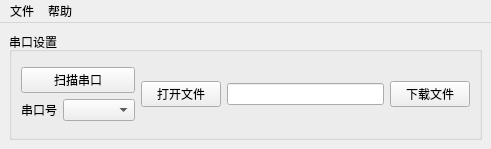
Before: the Qt Designer form 32664Tool_cmd/UI_Windows.ui in GH2030/py, drawn with Qt 5.
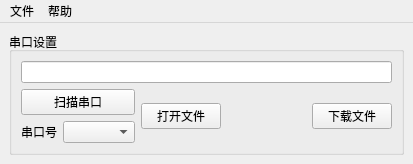
After: the same form once the commit is applied.

What changed in the file:
```diff
--- a/32664Tool_cmd/UI_Windows.ui
+++ b/32664Tool_cmd/UI_Windows.ui
@@ -6,8 +6,8 @@
    <rect>
     <x>0</x>
     <y>0</y>
-    <width>491</width>
-    <height>149</height>
+    <width>413</width>
+    <height>163</height>
    </rect>
   </property>
   <property name="windowTitle">
@@ -22,6 +22,18 @@
       </property>
       <layout class="QGridLayout" name="gridLayout">
        <item row="0" column="0">
+        <layout class="QVBoxLayout" name="verticalLayout_2">
+         <item>
+          <widget class="QLineEdit" name="FileLineEdit">
+           <property name="readOnly">
+            <bool>true</bool>
+           </property>
+           <property name="clearButtonEnabled">
+            <bool>false</bool>
+           </property>
+          </widget>
+         </item>
+         <item>
         <layout class="QHBoxLayout" name="horizontalLayout_3">
          <item>
           <layout class="QVBoxLayout" name="verticalLayout">
@@ -58,14 +70,17 @@
             </widget>
            </item>
            <item>
-            <widget class="QLineEdit" name="FileLineEdit">
-             <property name="readOnly">
-              <bool>true</bool>
-             </property>
-             <property name="clearButtonEnabled">
-              <bool>false</bool>
-             </property>
-            </widget>
+              <spacer name="horizontalSpacer">
+               <property name="orientation">
+                <enum>Qt::Horizontal</enum>
+               </property>
+               <property name="sizeHint" stdset="0">
+                <size>
+                 <width>40</width>
+                 <height>20</height>
+                </size>
+               </property>
+              </spacer>
            </item>
            <item>
             <widget class="QPushButton" name="SendButton">
@@ -79,6 +94,8 @@
         </layout>
        </item>
       </layout>
+       </item>
+      </layout>
      </widget>
     </item>
    </layout>
@@ -88,8 +105,8 @@
     <rect>
      <x>0</x>
      <y>0</y>
-     <width>491</width>
-     <height>22</height>
+     <width>413</width>
+     <height>23</height>
     </rect>
    </property>
    <widget class="QMenu" name="menuFile">
```
Lines whose indentation alone changed are shown as unchanged.
